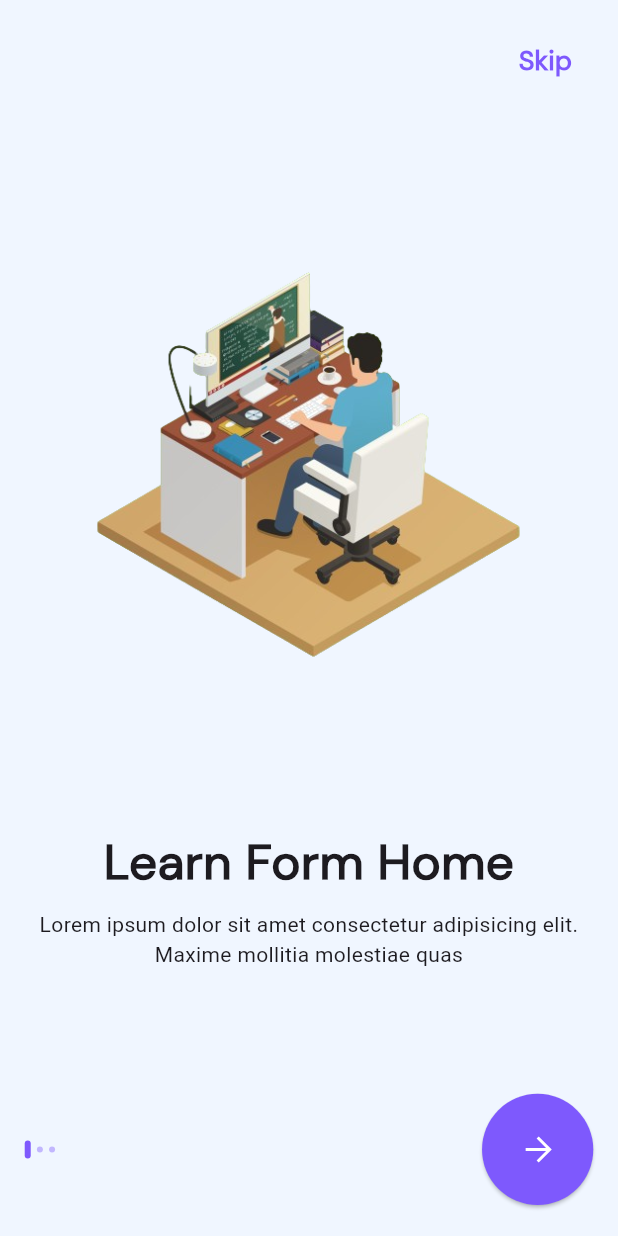
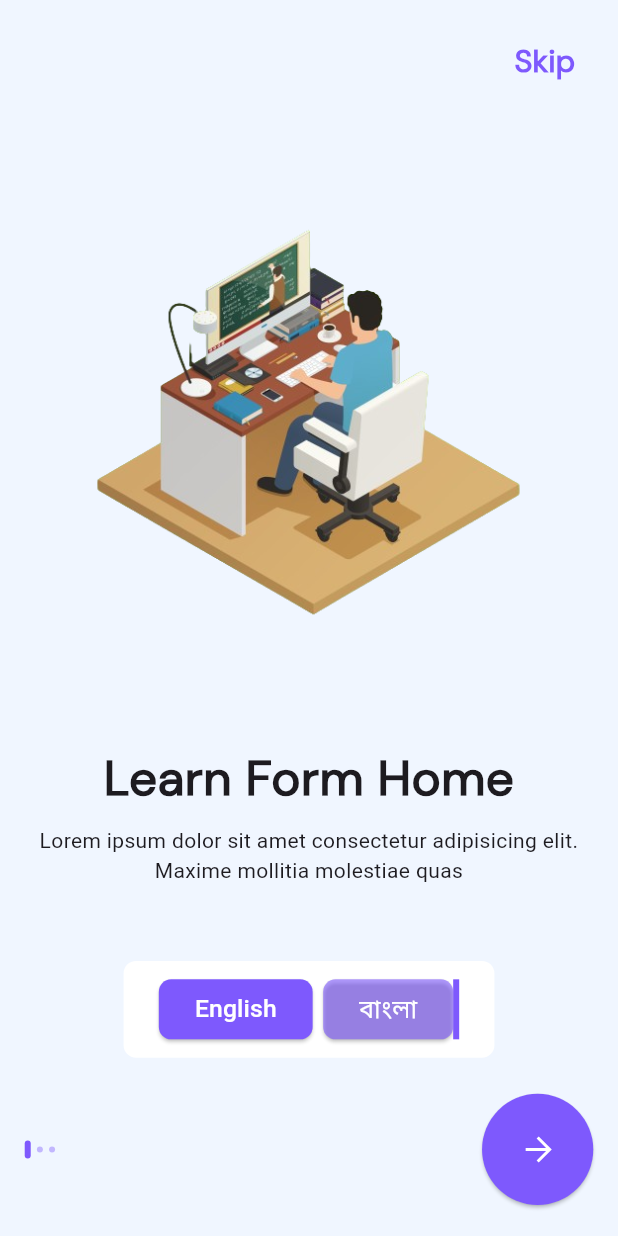
Before and after one commit to showravdas11/poralekha-app, a Flutter app: the screen it shows after launch, on a phone screen of 412 x 824 dp. Run offline on Flutter 3.47's test engine with Material 3 defaults, Android fonts, the phone set to English and light mode, and no system bars; our stand-ins replace awesome_dialog, cloud_firestore, file_picker, firebase_auth, firebase_core, firebase_storage and 9 more; missing offline and left inert: syncfusion_flutter_pdfviewer; accounts and stored records are empty; project files that could hold a hidden picture were left out.

Commit message:
onboard fixed

```diff
--- a/lib/screens/AddChapter/Add_chapter.dart
+++ b/lib/screens/AddChapter/Add_chapter.dart
@@ -108,6 +108,10 @@ class _AddChapterScreenState extends State<AddChapterScreen> {
     setState(() {
       _uploading = false;
     });
+
+    chapnameController.clear();
+    _filePath = null;
+    _selectedFile = File('');
 
     AwesomeDialog(
       context: context,
--- a/lib/screens/OnBoard/OnBoardScreen.dart
+++ b/lib/screens/OnBoard/OnBoardScreen.dart
@@ -18,12 +18,6 @@ class _OnBoardScreenState extends State<OnBoardScreen> {
 
   late PageController _pageController;
   int _pageIndex = 0;
-
-  // @override
-  // void initState() {
-
-  //   super.initState();
-  // }
 
   @override
   void initState() {
@@ -66,10 +60,11 @@ class _OnBoardScreenState extends State<OnBoardScreen> {
                     child: Text(
                       "Skip",
                       style: TextStyle(
-                          fontSize: 18,
+                        fontSize: screenWidth * 0.05,
                         fontWeight: FontWeight.w600,
                         fontFamily: "FontMain",
-                          color: MyTheme.buttonColor),
+                        color: MyTheme.buttonColor,
+                      ),
                     ),
                   ),
                 ],
@@ -90,6 +85,11 @@ class _OnBoardScreenState extends State<OnBoardScreen> {
                   ),
                 ),
               ),
+              if (_pageIndex == 0) // Show only on the first screen
+                LanguageSelection(),
+              SizedBox(
+                height: 20,
+              ),
               Row(
                 children: [
                   ...List.generate(
@@ -109,10 +109,19 @@ class _OnBoardScreenState extends State<OnBoardScreen> {
                         backgroundColor: MyTheme.buttonColor,
                       ),
                       onPressed: () {
+                        if (_pageIndex == demo_data.length - 1) {
+                          Navigator.push(
+                            context,
+                            MaterialPageRoute(
+                              builder: (context) => CheckUser(),
+                            ),
+                          );
+                        } else {
                           _pageController.nextPage(
                             duration: Duration(milliseconds: 300),
                             curve: Curves.ease,
                           );
+                        }
                       },
                       child: SvgPicture.asset(
                         "assets/images/reshot-icon-arrow-right-LA2EJ39WDT.svg",
@@ -228,3 +237,124 @@ class OnboardContent extends StatelessWidget {
     );
   }
 }
+
+class LanguageSelection extends StatefulWidget {
+  const LanguageSelection({Key? key}) : super(key: key);
+
+  @override
+  State<LanguageSelection> createState() => _LanguageSelectionState();
+}
+
+class _LanguageSelectionState extends State<LanguageSelection>
+    with SingleTickerProviderStateMixin {
+  late AnimationController _animationController;
+  late Animation<Offset> _slideAnimation;
+
+  bool isEnglishSelected = true;
+  bool isRunningSelected = true;
+
+  @override
+  void initState() {
+    super.initState();
+    _animationController = AnimationController(
+      vsync: this,
+      duration: Duration(milliseconds: 500),
+    );
+
+    _slideAnimation = Tween<Offset>(
+      begin: Offset.zero,
+      end: Offset(0.6, 0),
+    ).animate(
+      CurvedAnimation(
+        parent: _animationController,
+        curve: Curves.easeInOut,
+      ),
+    );
+  }
+
+  @override
+  void dispose() {
+    _animationController.dispose();
+    super.dispose();
+  }
+
+  @override
+  Widget build(BuildContext context) {
+    final screenHeight = MediaQuery.of(context).size.height;
+    final screenWidth = MediaQuery.of(context).size.width;
+
+    return Container(
+      width: screenWidth * 0.6,
+      padding: EdgeInsets.symmetric(
+          vertical: screenHeight * 0.010, horizontal: screenWidth * 0.03),
+      decoration: BoxDecoration(
+        color: Colors.white,
+        borderRadius: BorderRadius.circular(screenWidth * 0.02),
+      ),
+      child: Row(
+        mainAxisAlignment: MainAxisAlignment.center,
+        children: [
+          ElevatedButton(
+            onPressed: () {
+              setState(() {
+                isRunningSelected = true;
+                _animationController.reverse();
+              });
+            },
+            style: ElevatedButton.styleFrom(
+              backgroundColor: isRunningSelected
+                  ? MyTheme.buttonColor
+                  : MyTheme.buttonColor.withOpacity(0.6),
+              shape: RoundedRectangleBorder(
+                borderRadius: BorderRadius.circular(screenWidth * 0.02),
+              ),
+            ),
+            child: Text(
+              "English",
+              style: TextStyle(
+                color: Colors.white,
+                fontSize: screenWidth * 0.04,
+                fontWeight: FontWeight.w500,
+              ),
+            ),
+          ),
+          SizedBox(
+            width: 7,
+          ),
+          ElevatedButton(
+            onPressed: () {
+              setState(() {
+                isRunningSelected = false;
+                _animationController.forward();
+              });
+            },
+            style: ElevatedButton.styleFrom(
+              backgroundColor: isRunningSelected
+                  ? MyTheme.buttonColor.withOpacity(0.6)
+                  : MyTheme.buttonColor,
+              shape: RoundedRectangleBorder(
+                borderRadius: BorderRadius.circular(screenWidth * 0.02),
+              ),
+            ),
+            child: Text(
+              "বাংলা",
+              style: TextStyle(
+                color: Colors.white,
+                fontSize: screenWidth * 0.04,
+                fontWeight: FontWeight.w500,
+              ),
+            ),
+          ),
+          SlideTransition(
+            position: _slideAnimation,
+            child: Container(
+              height: 40,
+              width: 4,
+              color: MyTheme.buttonColor,
+            ),
+          ),
+        ],
+      ),
+    );
+  }
+}
```
Also changed, not shown: 3 other files. Lines whose indentation alone changed are shown as unchanged.
